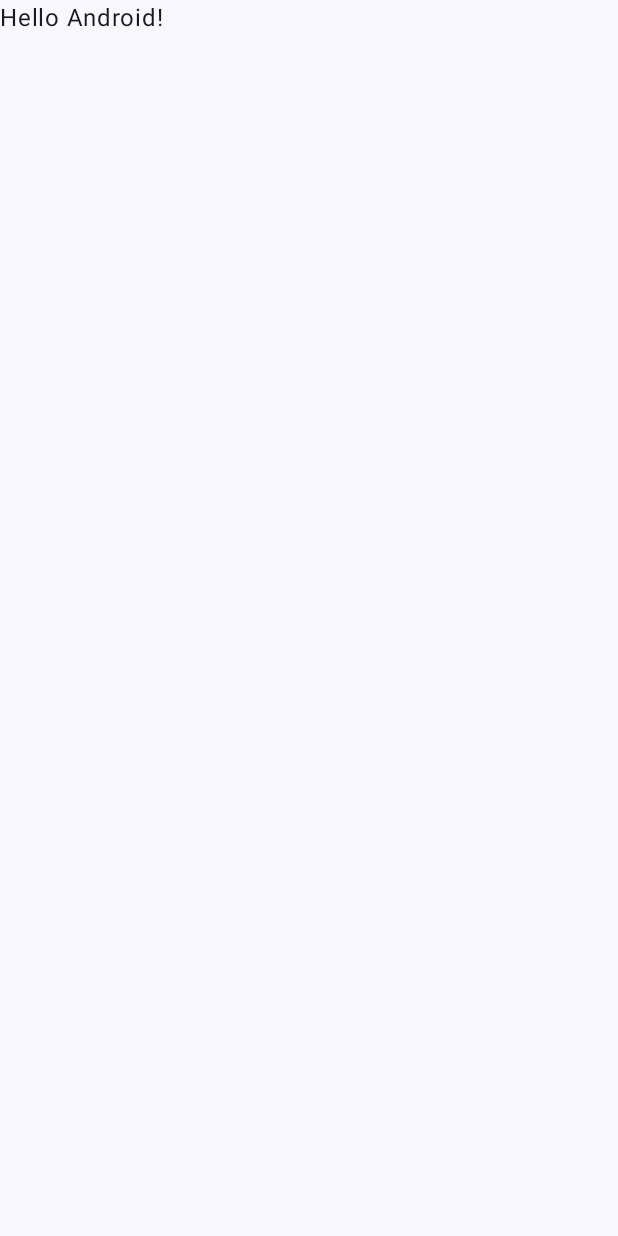
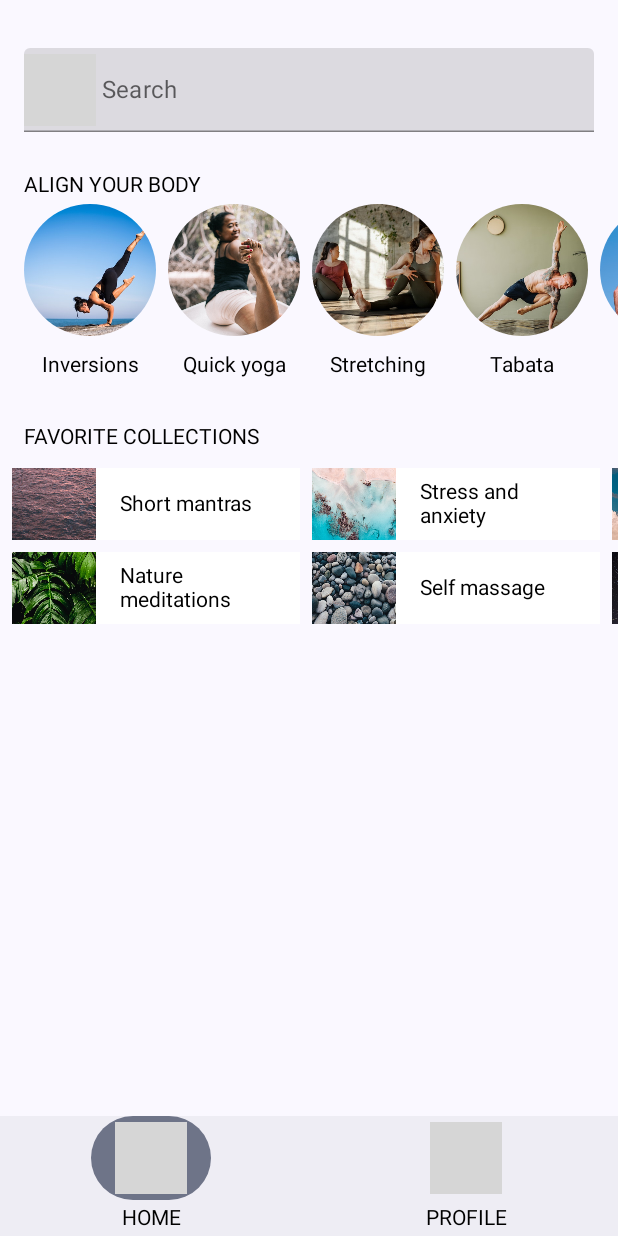
Before and after one commit to shreedharacharya/ComposeLearning, an Android app built with Jetpack Compose: the screen it shows after launch (MainActivity before the commit, BasicLayoutActivity after it), on a phone screen of 412 x 824 dp. Before the commit the screen is almost empty. Run offline under Robolectric (Android 15) with nearby library versions, the phone set to English and light mode, and no system bars; 10 statements that could not run were skipped; grey boxes are pictures that could not be loaded.

Commit message:
Added BasicLayoutActivity.kt

```diff
--- a/app/src/main/AndroidManifest.xml
+++ b/app/src/main/AndroidManifest.xml
@@ -12,7 +12,7 @@
         android:theme="@style/Theme.ComposeLearning"
         tools:targetApi="31">
         <activity
-            android:name=".MainActivity"
+            android:name=".BasicLayoutActivity"
             android:exported="true"
             android:label="@string/app_name"
             android:theme="@style/Theme.ComposeLearning">
--- /dev/null
+++ b/app/src/main/java/com/example/composelearning/BasicLayoutActivity.kt
@@ -0,0 +1,363 @@
+
+package com.example.composelearning
+
+import android.os.Bundle
+import androidx.activity.ComponentActivity
+import androidx.activity.compose.setContent
+import androidx.annotation.DrawableRes
+import androidx.annotation.StringRes
+import androidx.compose.foundation.Image
+import androidx.compose.foundation.layout.*
+import androidx.compose.foundation.lazy.LazyRow
+import androidx.compose.foundation.lazy.grid.GridCells
+import androidx.compose.foundation.lazy.grid.LazyHorizontalGrid
+import androidx.compose.foundation.lazy.grid.items
+import androidx.compose.foundation.lazy.items
+import androidx.compose.foundation.rememberScrollState
+import androidx.compose.foundation.shape.CircleShape
+import androidx.compose.foundation.verticalScroll
+import androidx.compose.material.*
+import androidx.compose.material.icons.Icons
+import androidx.compose.material.icons.filled.AccountCircle
+import androidx.compose.material.icons.filled.Face
+import androidx.compose.material.icons.filled.Search
+import androidx.compose.material3.*
+import androidx.compose.runtime.Composable
+import androidx.compose.ui.Alignment
+import androidx.compose.ui.Modifier
+import androidx.compose.ui.draw.clip
+import androidx.compose.ui.layout.ContentScale
+import androidx.compose.ui.res.painterResource
+import androidx.compose.ui.res.stringResource
+import androidx.compose.ui.tooling.preview.Preview
+import androidx.compose.ui.unit.dp
+import com.example.composelearning.ui.theme.ComposeLearningTheme
+import java.util.*
+
+class BasicLayoutActivity : ComponentActivity() {
+    override fun onCreate(savedInstanceState: Bundle?) {
+        super.onCreate(savedInstanceState)
+        setContent { MySootheApp() }
+    }
+}
+
+// Step: Search bar - Modifiers
+@Composable
+fun SearchBar(
+    modifier: Modifier = Modifier
+) {
+    // Implement composable here
+
+    TextField(
+        value = "",
+        onValueChange = {},
+        leadingIcon = {
+            Icon(
+                imageVector = Icons.Default.Search,
+                contentDescription = null
+            )
+        },
+        colors = TextFieldDefaults.textFieldColors(
+            containerColor = MaterialTheme.colorScheme.surface
+        ),
+        placeholder = {
+            Text(stringResource(R.string.placeholder_search))
+        },
+        modifier = modifier
+            .fillMaxWidth()
+            .heightIn(min = 56.dp)
+    )
+}
+
+// Step: Align your body - Alignment
+@Composable
+fun AlignYourBodyElement(
+    @DrawableRes drawable: Int,
+    @StringRes text: Int,
+    modifier: Modifier = Modifier
+) {
+    // Implement composable here
+    Column(
+        modifier = modifier,
+        horizontalAlignment = Alignment.CenterHorizontally
+    ) {
+        Image(
+            painter = painterResource(id = drawable),
+            contentDescription = null,
+            contentScale = ContentScale.Crop,
+            modifier = Modifier
+                .size(88.dp)
+                .clip(CircleShape)
+        )
+        Text(
+            text = stringResource(id = text),
+            style = MaterialTheme.typography.bodyMedium,
+            modifier = Modifier
+                .paddingFromBaseline(
+                    top = 24.dp, bottom = 8.dp
+                )
+        )
+    }
+}
+
+// Step: Favorite collection card - Material Surface
+@Composable
+fun FavoriteCollectionCard(
+    @DrawableRes drawable: Int,
+    @StringRes text: Int,
+    modifier: Modifier = Modifier
+) {
+    // Implement composable here
+
+    Surface(
+        shape = MaterialTheme.shapes.small,
+        modifier = modifier
+    ) {
+        Row(
+            verticalAlignment = Alignment.CenterVertically,
+            modifier = Modifier.width(192.dp)
+        ) {
+            Image(
+                painter = painterResource(id = drawable),
+                contentDescription = null,
+                contentScale = ContentScale.Crop,
+                modifier = Modifier.size(56.dp)
+            )
+
+            Text(
+                text = stringResource(id = text),
+                style = MaterialTheme.typography.bodyMedium,
+                modifier = Modifier.padding(horizontal = 16.dp)
+            )
+        }
+
+    }
+}
+
+// Step: Align your body row - Arrangements
+@Composable
+fun AlignYourBodyRow(
+    modifier: Modifier = Modifier
+) {
+    // Implement composable here
+
+    LazyRow(
+        horizontalArrangement = Arrangement.spacedBy(8.dp),
+        contentPadding = PaddingValues(horizontal = 16.dp),
+        modifier = modifier
+    ) {
+        items(alignYourBodyData) { item ->
+            AlignYourBodyElement(drawable = item.drawable, text = item.text)
+        }
+    }
+}
+
+// Step: Favorite collections grid - LazyGrid
+@Composable
+fun FavoriteCollectionsGrid(
+    modifier: Modifier = Modifier
+) {
+    // Implement composable here
+
+    LazyHorizontalGrid(
+        rows = GridCells.Fixed(2),
+        contentPadding = PaddingValues(horizontal = 8.dp, vertical = 8.dp),
+        horizontalArrangement = Arrangement.spacedBy(8.dp),
+        verticalArrangement = Arrangement.spacedBy(8.dp),
+        modifier = modifier.height(120.dp)
+    ) {
+        items(favoriteCollectionsData) { item ->
+            FavoriteCollectionCard(
+                item.drawable,
+                item.text,
+                Modifier.height(56.dp)
+            )
+        }
+    }
+}
+
+// Step: Home section - Slot APIs
+@Composable
+fun HomeSection(
+    @StringRes title: Int,
+    modifier: Modifier = Modifier,
+    content: @Composable () -> Unit
+) {
+    // Implement composable here
+    Column(modifier = modifier) {
+        Text(
+            text = stringResource(id = title).uppercase(Locale.getDefault()),
+            style = MaterialTheme.typography.bodySmall,
+            modifier = Modifier
+                .paddingFromBaseline(top = 40.dp, bottom = 8.dp)
+                .padding(horizontal = 16.dp)
+        )
+        content()
+    }
+}
+
+// Step: Home screen - Scrolling
+@Composable
+fun HomeScreen(modifier: Modifier = Modifier) {
+    // Implement composable here
+
+    Column(
+        modifier = modifier
+            .verticalScroll(rememberScrollState())
+            .padding(vertical = 16.dp)
+    ) {
+
+        Spacer(modifier = Modifier.height(16.dp))
+        SearchBar(modifier = Modifier.padding(horizontal = 16.dp))
+        HomeSection(title = R.string.align_your_body) {
+            AlignYourBodyRow()
+        }
+        HomeSection(title = R.string.favorite_collections) {
+            FavoriteCollectionsGrid()
+        }
+        Spacer(modifier = Modifier.height(16.dp))
+    }
+}
+
+// Step: Bottom navigation - Material
+@Composable
+private fun SootheBottomNavigation(modifier: Modifier = Modifier) {
+    // Implement composable here
+    NavigationBar(
+        modifier = modifier,
+        containerColor = MaterialTheme.colorScheme.background
+    ) {
+        NavigationBarItem(
+            icon = {
+                Icon(
+                    imageVector = Icons.Default.Face,
+                    contentDescription = null
+                )
+            },
+            label = {
+                Text(text = stringResource(id = R.string.bottom_navigation_home))
+            },
+            selected = true,
+            onClick = { /*TODO*/ }
+        )
+        NavigationBarItem(
+            icon = {
+                Icon(
+                    imageVector = Icons.Default.AccountCircle,
+                    contentDescription = null
+                )
+            },
+            label = {
+                Text(text = stringResource(id = R.string.bottom_navigation_profile))
+            },
+            selected = false,
+            onClick = { /*TODO*/ })
+    }
+}
+
+// Step: MySoothe App - Scaffold
+@OptIn(ExperimentalMaterial3Api::class)
+@Composable
+fun MySootheApp() {
+    // Implement composable here
+    ComposeLearningTheme {
+        Scaffold(
+            bottomBar = { SootheBottomNavigation() }
+        ) { padding ->
+            HomeScreen(Modifier.padding(padding))
+        }
+    }
+}
+
+private val alignYourBodyData = listOf(
+    R.drawable.ab1_inversions to R.string.ab1_inversions,
+    R.drawable.ab2_quick_yoga to R.string.ab2_quick_yoga,
+    R.drawable.ab3_stretching to R.string.ab3_stretching,
+    R.drawable.ab4_tabata to R.string.ab4_tabata,
+    R.drawable.ab5_hiit to R.string.ab5_hiit,
+    R.drawable.ab6_pre_natal_yoga to R.string.ab6_pre_natal_yoga
+).map { DrawableStringPair(it.first, it.second) }
+
+private val favoriteCollectionsData = listOf(
+    R.drawable.fc1_short_mantras to R.string.fc1_short_mantras,
+    R.drawable.fc2_nature_meditations to R.string.fc2_nature_meditations,
+    R.drawable.fc3_stress_and_anxiety to R.string.fc3_stress_and_anxiety,
+    R.drawable.fc4_self_massage to R.string.fc4_self_massage,
+    R.drawable.fc5_overwhelmed to R.string.fc5_overwhelmed,
+    R.drawable.fc6_nightly_wind_down to R.string.fc6_nightly_wind_down
+).map { DrawableStringPair(it.first, it.second) }
+
+private data class DrawableStringPair(
+    @DrawableRes val drawable: Int,
+    @StringRes val text: Int
+)
+
+@Preview(showBackground = true, backgroundColor = 0xFFF0EAE2)
+@Composable
+fun SearchBarPreview() {
+    ComposeLearningTheme { SearchBar(Modifier.padding(8.dp)) }
+}
+
+@Preview(showBackground = true, backgroundColor = 0xFFF0EAE2)
+@Composable
+fun AlignYourBodyElementPreview() {
+    ComposeLearningTheme {
+        AlignYourBodyElement(
+            drawable = R.drawable.ab1_inversions,
+            text = R.string.ab1_inversions,
+            modifier = Modifier.padding(8.dp)
+        )
+    }
+}
+
+@Preview(showBackground = true, backgroundColor = 0xFFF0EAE2)
+@Composable
+fun FavoriteCollectionCardPreview() {
+    ComposeLearningTheme {
+        FavoriteCollectionCard(
+            drawable = R.drawable.fc2_nature_meditations,
+            text = R.string.fc2_nature_meditations,
+            modifier = Modifier.padding(8.dp)
+        )
+    }
+}
+
+@Preview(showBackground = true, backgroundColor = 0xFFF0EAE2)
+@Composable
+fun FavoriteCollectionsGridPreview() {
+    ComposeLearningTheme { FavoriteCollectionsGrid() }
+}
+
+@Preview(showBackground = true, backgroundColor = 0xFFF0EAE2)
+@Composable
+fun AlignYourBodyRowPreview() {
+    ComposeLearningTheme { AlignYourBodyRow() }
+}
+
+@Preview(showBackground = true, backgroundColor = 0xFFF0EAE2)
+@Composable
+fun HomeSectionPreview() {
+    ComposeLearningTheme {
+        HomeSection(R.string.align_your_body) {
+            AlignYourBodyRow()
+        }
+    }
+}
+
+@Preview(showBackground = true, backgroundColor = 0xFFF0EAE2)
+@Composable
+fun ScreenContentPreview() {
+    ComposeLearningTheme { HomeScreen() }
+}
+
+@Preview(showBackground = true, backgroundColor = 0xFFF0EAE2)
+@Composable
+fun BottomNavigationPreview() {
+    ComposeLearningTheme { SootheBottomNavigation(Modifier.padding(top = 24.dp)) }
+}
+
+@Preview(widthDp = 360, heightDp = 640)
+@Composable
+fun MySoothePreview() {
+    MySootheApp()
+}
--- a/app/src/main/res/values/strings.xml
+++ b/app/src/main/res/values/strings.xml
@@ -1,3 +1,25 @@
 <resources>
     <string name="app_name">ComposeLearning</string>
+
+    <!--Basic Layout-->
+    <string name="favorite_collections">Favorite Collections</string>
+    <string name="align_your_body">Align your body</string>
+    <string name="ab1_inversions">Inversions</string>
+    <string name="ab2_quick_yoga">Quick yoga</string>
+    <string name="ab3_stretching">Stretching</string>
+    <string name="ab4_tabata">Tabata</string>
+    <string name="ab5_hiit">HIIT</string>
+    <string name="ab6_pre_natal_yoga">Pre-natal yoga</string>
+    <string name="fc1_short_mantras">Short mantras</string>
+    <string name="fc2_nature_meditations">Nature meditations</string>
+    <string name="fc3_stress_and_anxiety">Stress and anxiety</string>
+    <string name="fc4_self_massage">Self massage</string>
+    <string name="fc5_overwhelmed">Overwhelmed</string>
+    <string name="fc6_nightly_wind_down">Nightly wind down</string>
+    <string name="cd_fab_start">start</string>
+    <string name="bottom_navigation_home">HOME</string>
+    <string name="bottom_navigation_profile">PROFILE</string>
+    <string name="placeholder_search">Search</string>
+
+
 </resources>
```
Also changed, not shown: app/src/main/res/drawable/ic_launcher_background.xml (+77 -64 lines), app/src/main/res/drawable/ic_launcher_foreground.xml (added, +43 -0 lines), app/src/main/res/drawable/ab1_inversions.jpg (added), app/src/main/res/drawable/ab2_quick_yoga.jpg (added), app/src/main/res/drawable/ab3_stretching.jpg (added), app/src/main/res/drawable/ab4_tabata.jpg (added), app/src/main/res/drawable/ab5_hiit.jpg (added), app/src/main/res/drawable/ab6_pre_natal_yoga.jpg (added), app/src/main/res/drawable/fc1_short_mantras.jpg (added), app/src/main/res/drawable/fc2_nature_meditations.jpg (added), app/src/main/res/drawable/fc3_stress_and_anxiety.jpg (added), app/src/main/res/drawable/fc4_self_massage.jpg (added), app/src/main/res/drawable/fc5_overwhelmed.jpg (added), app/src/main/res/drawable/fc6_nightly_wind_down.jpg (added).
